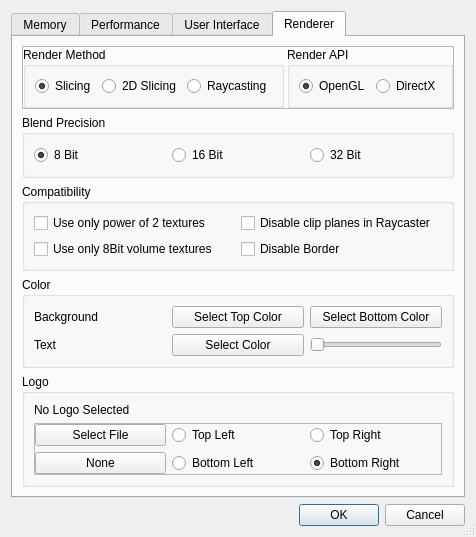
The window that ImageVis3D/UI/UI/SettingsDlg.ui (SCIInstitute/ImageVis3D) describes before a commit, drawn with Qt 5.
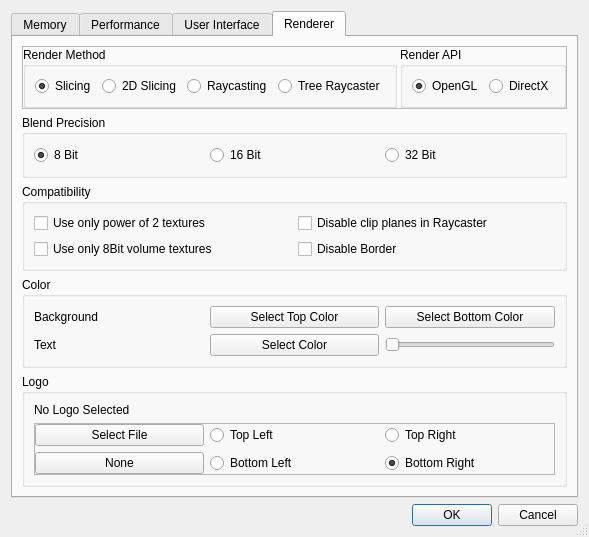
The same window after the commit. The open tabs and pages were chosen to show the change.

Commit message: remove uppercase typenames replace large raw file pointers in UVF by shared pointers integrated (currently useless) octree raycaster class into settings UI added interactive update of settings dialog when experimental features are toggled fixed position of tag volume button on mac

```diff
--- a/ImageVis3D/UI/UI/SettingsDlg.ui
+++ b/ImageVis3D/UI/UI/SettingsDlg.ui
@@ -9,7 +9,7 @@
    <rect>
     <x>0</x>
     <y>0</y>
-    <width>419</width>
+    <width>521</width>
     <height>530</height>
    </rect>
   </property>
@@ -992,6 +992,13 @@
                </property>
               </widget>
              </item>
+             <item>
+              <widget class="QRadioButton" name="radioButton_TRaycast">
+               <property name="text">
+                <string>Tree Raycaster</string>
+               </property>
+              </widget>
+             </item>
             </layout>
            </widget>
           </item>
```
Left out of the diff: 129 changed lines with no effect on the pictures. The commit also changes 27 other files.
